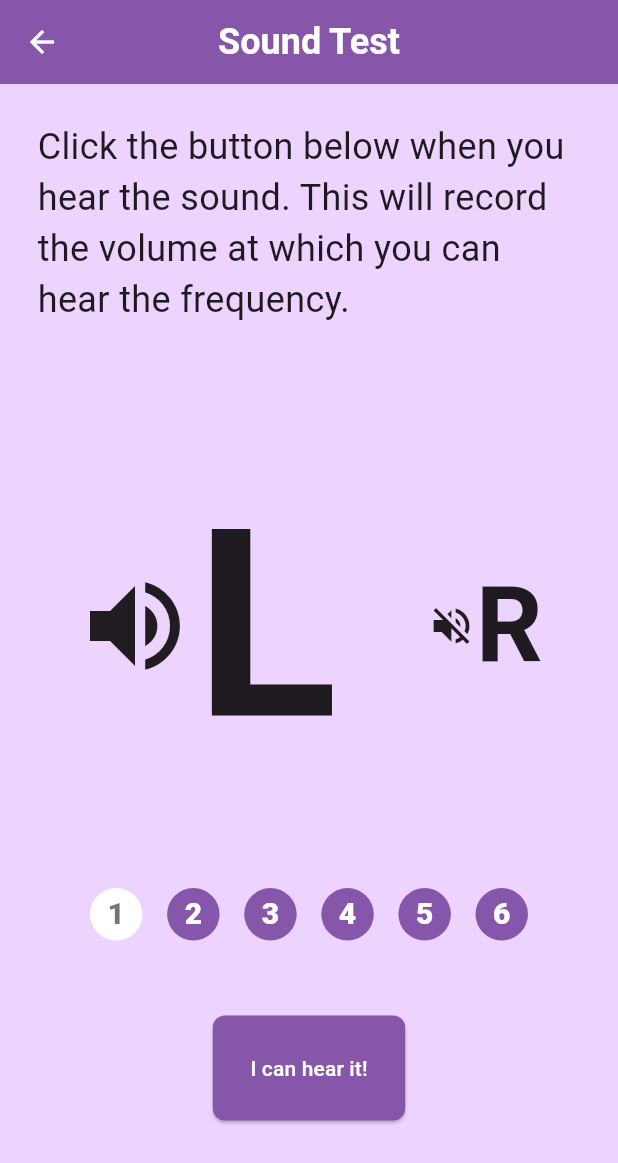
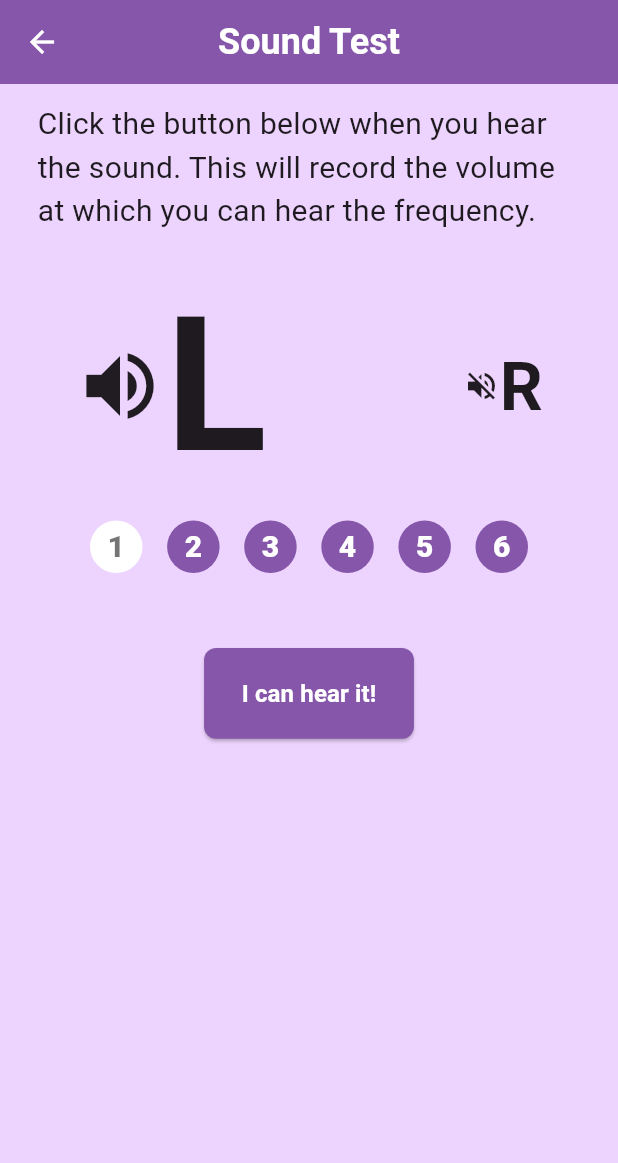
Before and after one commit to Nolelle/headphonemobileapp, a Flutter app: the TestPage screen opened directly with empty values, after a tap on "I can hear it!", on a phone screen of 412 x 824 dp. Shown: the top 1163 px of the screen. Run offline on Flutter 3.47's test engine with Material 3 defaults, Android fonts, the phone set to English and light mode, and no system bars; our stand-ins replace audioplayers, shared_preferences; accounts and stored records are empty.

Commit message:
fixed TestPage.dart bug
it wouldnt allow me to go back to the SoundTest.dart page, it would either go too far, not far enough, or just right, its fixed now

```diff
--- a/lib/features/sound_test/views/screens/test_page.dart
+++ b/lib/features/sound_test/views/screens/test_page.dart
@@ -143,7 +143,7 @@ class _TestPageState extends State<TestPage> {
           actions: [
             TextButton(
               onPressed: () {
-                Navigator.pop(context); // Close the dialog
+                // Navigator.pop(context); // Close the dialog
                 _showProfileCreationDialog(context); // Show the profile creation dialog
               },
               child: const Text('OK'),
@@ -214,9 +214,6 @@ class _TestPageState extends State<TestPage> {
               actions: [
                 TextButton(
                   onPressed: () {
-                    Navigator.pop(context); // Close the dialog
-                    Navigator.pop(context); // Return to the Sound Test page
-                    // Navigator.pop(context); // A third one for some reason
                     debugPrint("Volume for frequencies:"
                         "\n-----------------------"
                         "\nLeft 250Hz: $L_user_250Hz_dB"
@@ -232,6 +229,10 @@ class _TestPageState extends State<TestPage> {
                         "\nRight 4000Hz: $R_user_4000Hz_dB"
                         "\nRight 8000Hz: $R_user_8000Hz_dB"
                         "");
+
+                    // Navigator.of(context, rootNavigator: true).pop(); // Close the profile creation dialog
+                    // Navigator.of(context, rootNavigator: true).pop(); // Close the test completion dialog
+                    Navigator.of(context).popUntil((route) => route.isFirst); // Go back to the first route
                   },
                   child: const Text('Save'),
                 ),
@@ -264,15 +265,15 @@ class _TestPageState extends State<TestPage> {
 
   double setCurrentEarTextSize(String selected_ear) {
     if (selected_ear == current_ear) {
-      return 175.0;
+      return 125.0;
     }
-    return 70.0;
+    return 45.0;
   }
   double setCurrentEarIconSize(String selected_ear) {
     if (selected_ear == current_ear) {
-      return 80.0;
+      return 60.0;
     }
-    return 32.0;
+    return 24.0;
   }
   IconData setCurrentEarIconDisplay(String selected_ear) {
     if (selected_ear == current_ear) {
@@ -331,7 +332,7 @@ class _TestPageState extends State<TestPage> {
   Future<void> tempIncrementVolume(AudioPlayer player, double durationInSeconds) async {
     final int steps = 100;
     final double stepDuration = durationInSeconds / steps;
-    final double volumeIncrement = 1.0 / steps;
+    final double volumeIncrement = 0.125 / steps;
 
     //we need to reset it every time we run this method
     current_volume = 0.0;
@@ -413,13 +414,13 @@ class _TestPageState extends State<TestPage> {
         child: Column(
           children: [
             const Padding(
-              padding: EdgeInsets.all(25),
+              padding: EdgeInsets.symmetric(horizontal: 25, vertical: 12.5),
               child: Column(
                 children: [
                   Text(
                     "Click the button below when you hear the sound. This will record the volume at which you can hear the frequency.",
                     style: TextStyle(
-                        fontSize: 24
+                        fontSize: 20
                     ),
                   ),
                 ],
@@ -441,7 +442,7 @@ class _TestPageState extends State<TestPage> {
 
   Widget _buildEarIdentifier(BuildContext context) {
     return Padding(
-        padding: const EdgeInsets.all(50),
+        padding: const EdgeInsets.symmetric(horizontal: 50),
         child: Row(
           mainAxisAlignment: MainAxisAlignment.spaceBetween,
           crossAxisAlignment: CrossAxisAlignment.center,
@@ -595,13 +596,20 @@ class _TestPageState extends State<TestPage> {
             ),
           ),
           Padding(
-            padding: EdgeInsets.all(50),
+            padding: const EdgeInsets.all(50),
             child: ElevatedButton(
                 onPressed: tempHandleHearingTestSequence,
                 style: ElevatedButton.styleFrom(
-                  padding: EdgeInsets.all(25),
+                  padding: const EdgeInsets.symmetric(vertical: 18.75, horizontal: 25),
                 ),
-                child: Text("I can hear it!")
+                child: const Text(
+                  "I can hear it!",
+                  style: TextStyle(
+                    color: Colors.white,
+                    fontSize: 16,
+                    fontWeight: FontWeight.w700,
+                  ),
+                )
             ),
           )
         ]
```
Also changed, not shown: 129 other files.
